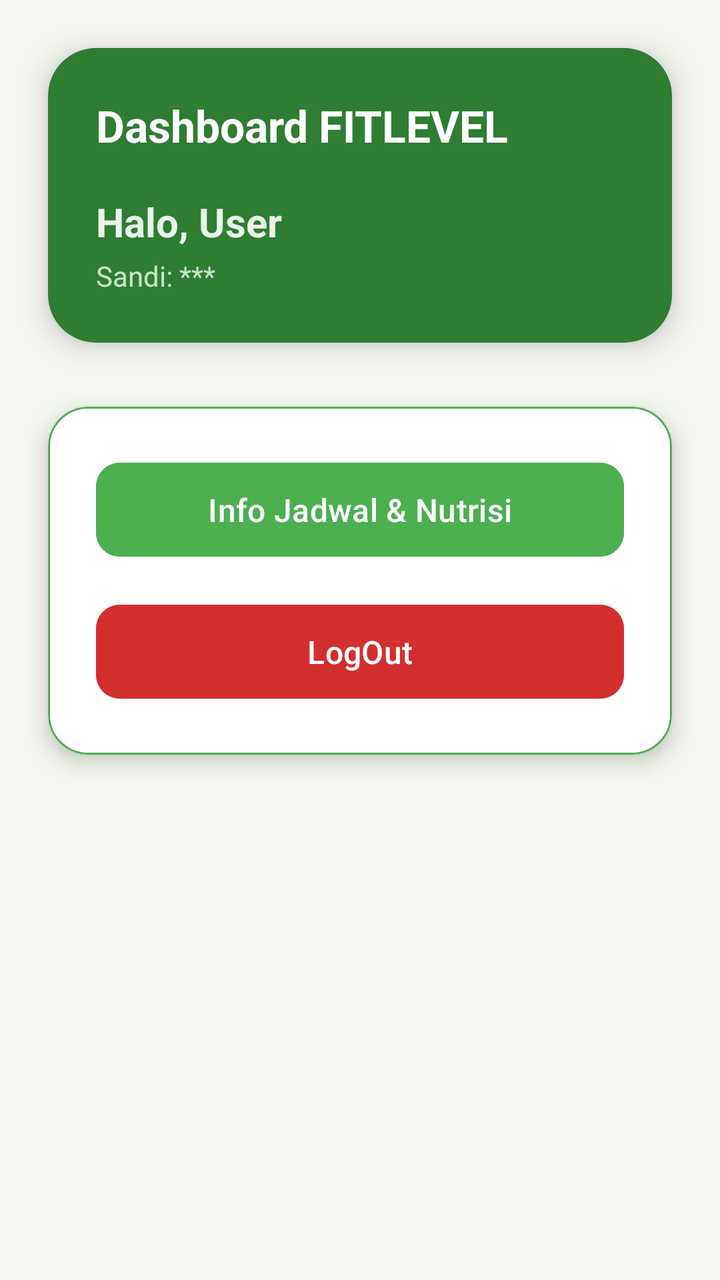
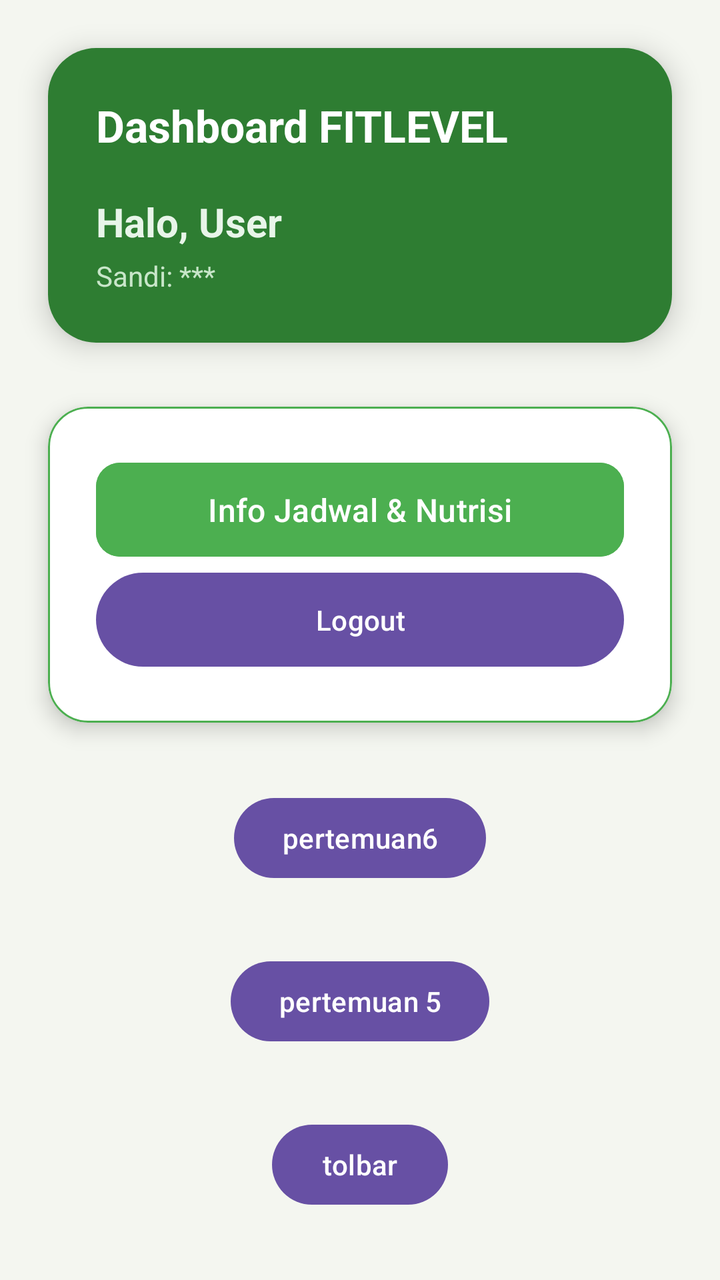

The first picture is an Android layout as it rendered before a commit; the second is the same layout after the commit. The layout source and the unified diff follow.
<!-- AndroidManifest.xml: application theme Theme.Sarvin_TIA -->
<!-- res/layout/activity_main.xml -->
<?xml version="1.0" encoding="utf-8"?>
<androidx.constraintlayout.widget.ConstraintLayout xmlns:android="http://schemas.android.com/apk/res/android"
    xmlns:app="http://schemas.android.com/apk/res-auto"
    xmlns:tools="http://schemas.android.com/tools"
    android:id="@+id/main"
    android:layout_width="match_parent"
    android:layout_height="match_parent"
    android:background="#F4F6F0"
    tools:context=".MainActivity">

    <androidx.cardview.widget.CardView
        android:id="@+id/headerCard"
        android:layout_width="match_parent"
        android:layout_height="wrap_content"
        android:layout_margin="24dp"
        app:cardCornerRadius="24dp"
        app:cardElevation="8dp"
        app:layout_constraintTop_toTopOf="parent">

        <androidx.constraintlayout.widget.ConstraintLayout
            android:layout_width="match_parent"
            android:layout_height="wrap_content"
            android:background="#2E7D32"
            android:padding="24dp">

            <TextView
                android:id="@+id/textView5"
                android:layout_width="wrap_content"
                android:layout_height="wrap_content"
                android:text="Dashboard FITLEVEL"
                android:textColor="#FFFFFF"
                android:textSize="22sp"
                android:textStyle="bold"
                app:layout_constraintStart_toStartOf="parent"
                app:layout_constraintTop_toTopOf="parent" />

            <TextView
                android:id="@+id/textView2"
                android:layout_width="wrap_content"
                android:layout_height="wrap_content"
                android:layout_marginTop="20dp"
                android:text="Halo, User"
                android:textColor="#E8F5E9"
                android:textSize="20sp"
                android:textStyle="bold"
                app:layout_constraintStart_toStartOf="parent"
                app:layout_constraintTop_toBottomOf="@+id/textView5" />

            <TextView
                android:id="@+id/textView3"
                android:layout_width="wrap_content"
                android:layout_height="wrap_content"
                android:layout_marginTop="4dp"
                android:text="Sandi: ***"
                android:textColor="#C8E6C9"
                android:textSize="14sp"
                app:layout_constraintStart_toStartOf="parent"
                app:layout_constraintTop_toBottomOf="@+id/textView2" />
        </androidx.constraintlayout.widget.ConstraintLayout>
    </androidx.cardview.widget.CardView>

    <com.google.android.material.card.MaterialCardView
        android:layout_width="match_parent"
        android:layout_height="wrap_content"
        android:layout_marginHorizontal="24dp"
        android:layout_marginTop="32dp"
        app:cardBackgroundColor="#FFFFFF"
        app:cardCornerRadius="20dp"
        app:cardElevation="6dp"
        app:layout_constraintTop_toBottomOf="@+id/headerCard"
        app:strokeColor="#4CAF50"
        app:strokeWidth="1dp">

        <LinearLayout
            android:layout_width="match_parent"
            android:layout_height="wrap_content"
            android:orientation="vertical"
            android:padding="24dp">

            <Button
                android:id="@+id/snackbar"
                android:layout_width="match_parent"
                android:layout_height="55dp"
                android:backgroundTint="#4CAF50"
                android:text="Info Jadwal &amp; Nutrisi"
                android:textSize="16sp"
                app:cornerRadius="12dp" />

            <Button
                android:id="@+id/alert"
                android:layout_width="match_parent"
                android:layout_height="55dp"
                android:layout_marginTop="16dp"
                android:backgroundTint="#D32F2F"
                android:text="LogOut"
                android:textSize="16sp"
                app:cornerRadius="12dp" />
        </LinearLayout>
    </com.google.android.material.card.MaterialCardView>
</androidx.constraintlayout.widget.ConstraintLayout>
<!-- resources referenced by this layout -->
<resources>
  <style name="Theme.Sarvin_TIA" parent="Base.Theme.Sarvin_TIA" />
  <style name="Base.Theme.Sarvin_TIA" parent="Theme.Material3.DayNight.NoActionBar">
          
          
      </style>
</resources>

<!-- the commit's change to res/layout/activity_main.xml (unified diff, before → after) -->
@@ -7,6 +7,7 @@
     android:layout_height="match_parent"
     android:background="#F4F6F0"
     tools:context=".MainActivity">
+
 
     <androidx.cardview.widget.CardView
         android:id="@+id/headerCard"
@@ -60,6 +61,7 @@
     </androidx.cardview.widget.CardView>
 
     <com.google.android.material.card.MaterialCardView
+        android:id="@+id/materialCardView"
         android:layout_width="match_parent"
         android:layout_height="wrap_content"
         android:layout_marginHorizontal="24dp"
@@ -69,7 +71,8 @@
         app:cardElevation="6dp"
         app:layout_constraintTop_toBottomOf="@+id/headerCard"
         app:strokeColor="#4CAF50"
-        app:strokeWidth="1dp">
+        app:strokeWidth="1dp"
+        tools:layout_editor_absoluteX="24dp">
 
         <LinearLayout
             android:layout_width="match_parent"
@@ -87,14 +90,44 @@
                 app:cornerRadius="12dp" />
 
             <Button
-                android:id="@+id/alert"
+                android:id="@+id/btn_logout"
                 android:layout_width="match_parent"
                 android:layout_height="55dp"
-                android:layout_marginTop="16dp"
-                android:backgroundTint="#D32F2F"
-                android:text="LogOut"
-                android:textSize="16sp"
-                app:cornerRadius="12dp" />
+
+                android:text="Logout" />
+
         </LinearLayout>
     </com.google.android.material.card.MaterialCardView>
+
+    <Button
+        android:id="@+id/btnToLima"
+        android:layout_width="wrap_content"
+        android:layout_height="wrap_content"
+        android:text="pertemuan 5"
+        app:layout_constraintBottom_toBottomOf="parent"
+        app:layout_constraintEnd_toEndOf="parent"
+        app:layout_constraintStart_toStartOf="parent"
+        app:layout_constraintTop_toBottomOf="@+id/materialCardView" />
+
+    <Button
+        android:id="@+id/tolbar"
+        android:layout_width="wrap_content"
+        android:layout_height="wrap_content"
+        android:text="tolbar"
+        app:layout_constraintBottom_toBottomOf="parent"
+        app:layout_constraintEnd_toEndOf="parent"
+        app:layout_constraintStart_toStartOf="parent"
+        app:layout_constraintTop_toBottomOf="@+id/btnToLima" />
+
+    <Button
+        android:id="@+id/pertemuan6"
+        android:layout_width="wrap_content"
+        android:layout_height="wrap_content"
+        android:text="pertemuan6"
+        app:layout_constraintBottom_toTopOf="@+id/btnToLima"
+        app:layout_constraintEnd_toEndOf="parent"
+        app:layout_constraintStart_toStartOf="parent"
+        app:layout_constraintTop_toBottomOf="@+id/materialCardView" />
+
+
 </androidx.constraintlayout.widget.ConstraintLayout>
